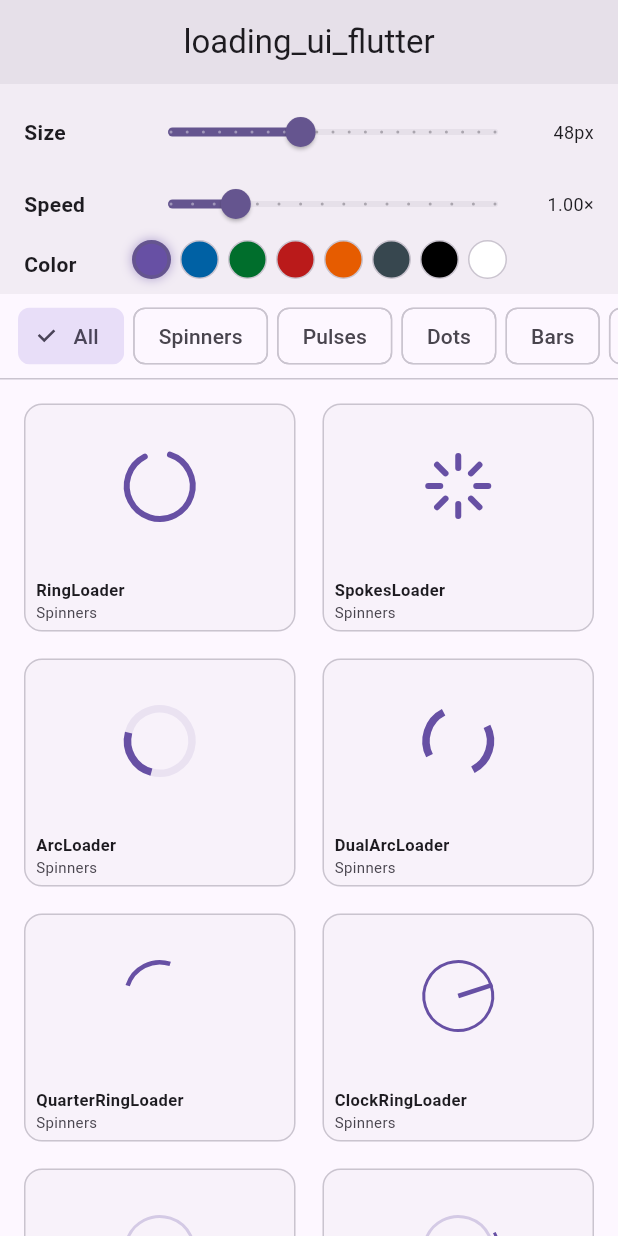
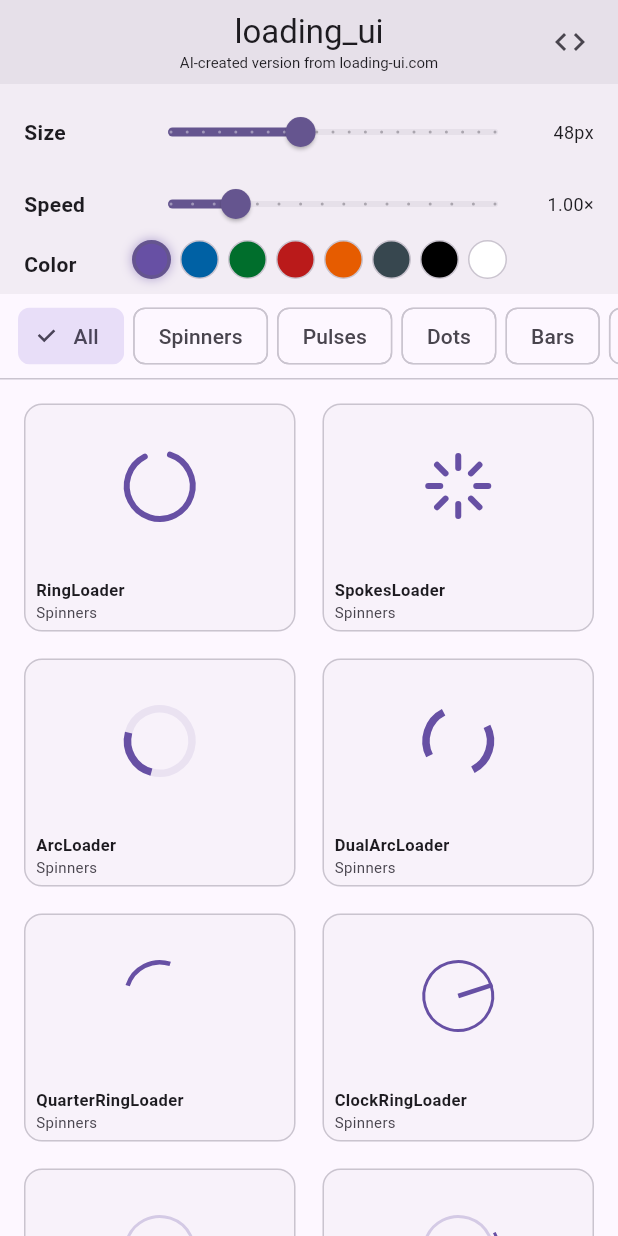
Before and after one commit to anfeMurillo/Loading-UI-Flutter-Package, a Flutter app: the screen it shows after launch, on a phone screen of 412 x 824 dp. Run offline on Flutter 3.47's test engine with Material 3 defaults, Android fonts, the phone set to English and light mode, and no system bars.

Commit message:
feat: initialize loading_ui package with 35+ animations and example showcase app

```diff
--- a/example/lib/main.dart
+++ b/example/lib/main.dart
@@ -1,5 +1,6 @@
 import 'package:flutter/material.dart';
-import 'package:loading_ui_flutter/loading_ui_flutter.dart';
+import 'package:loading_ui/loading_ui.dart';
+import 'package:url_launcher/url_launcher.dart';
 
 void main() => runApp(const LoadingShowcaseApp());
 
@@ -11,7 +12,7 @@ class LoadingShowcaseApp extends StatelessWidget {
   @override
   Widget build(BuildContext context) {
     return MaterialApp(
-      title: 'loading_ui_flutter showcase',
+      title: 'loading_ui showcase',
       debugShowCheckedModeBanner: false,
       theme: ThemeData(
         colorSchemeSeed: const Color(0xFF6750A4),
@@ -348,9 +349,29 @@ class _ShowcasePageState extends State<ShowcasePage> {
 
     return Scaffold(
       appBar: AppBar(
-        title: const Text('loading_ui_flutter'),
+        title: const Column(
+          children: [
+            Text('loading_ui'),
+            Text(
+              'AI-created version from loading-ui.com',
+              style: TextStyle(fontSize: 10, fontWeight: FontWeight.normal),
+            ),
+          ],
+        ),
         centerTitle: true,
         backgroundColor: scheme.surfaceContainerHighest,
+        actions: [
+          IconButton(
+            icon: const Icon(Icons.code),
+            tooltip: 'View on GitHub',
+            onPressed: () => launchUrl(
+              Uri.parse(
+                'https://github.com/anfeMurillo/Loading-UI-Flutter-Package.git',
+              ),
+            ),
+          ),
+          const SizedBox(width: 8),
+        ],
       ),
       body: Column(
         children: [
--- a/example/pubspec.yaml
+++ b/example/pubspec.yaml
@@ -10,8 +10,9 @@ environment:
 dependencies:
   flutter:
     sdk: flutter
-  loading_ui_flutter:
+  loading_ui:
     path: ../
+  url_launcher: ^6.3.1
 
 dev_dependencies:
   flutter_test:
```
Also changed, not shown: pubspec.yaml (+4 -4 lines), example/pubspec.lock, lib/loading_ui.dart (renamed from lib/loading_ui_flutter.dart), 9 other files.
